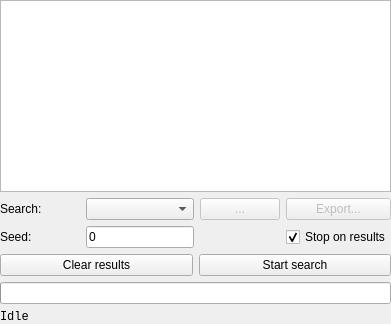
DUzzL/Seed-Atlas, file src/formsearchcontrol.ui: the form before one commit.
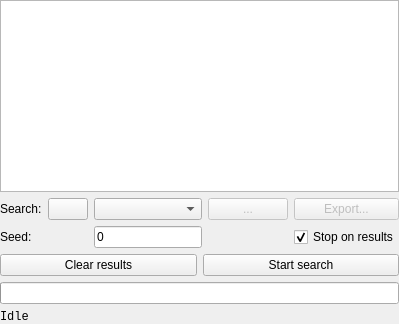
The form after the commit. Icons and pictures are not drawn. Custom widgets are drawn as their Qt base class.

```diff
--- a/src/formsearchcontrol.ui
+++ b/src/formsearchcontrol.ui
@@ -28,18 +28,6 @@
     <layout class="QGridLayout" name="gridLayout">
      <item row="0" column="1">
       <widget class="QPushButton" name="buttonSearchHelp">
-       <property name="styleSheet">
-        <string notr="true">
-QPushButton {
-	background-color: rgba(255, 255, 255, 0);
-	border: none;
-	image: url(:/icons/info.png);
-	image-position: right;
-}
-QPushButton:hover {
-	image: url(:/icons/info_h.png);
-}</string>
-       </property>
        <property name="text">
         <string/>
        </property>
```
Left out of the diff: 4 changed lines with no effect on the pictures.
